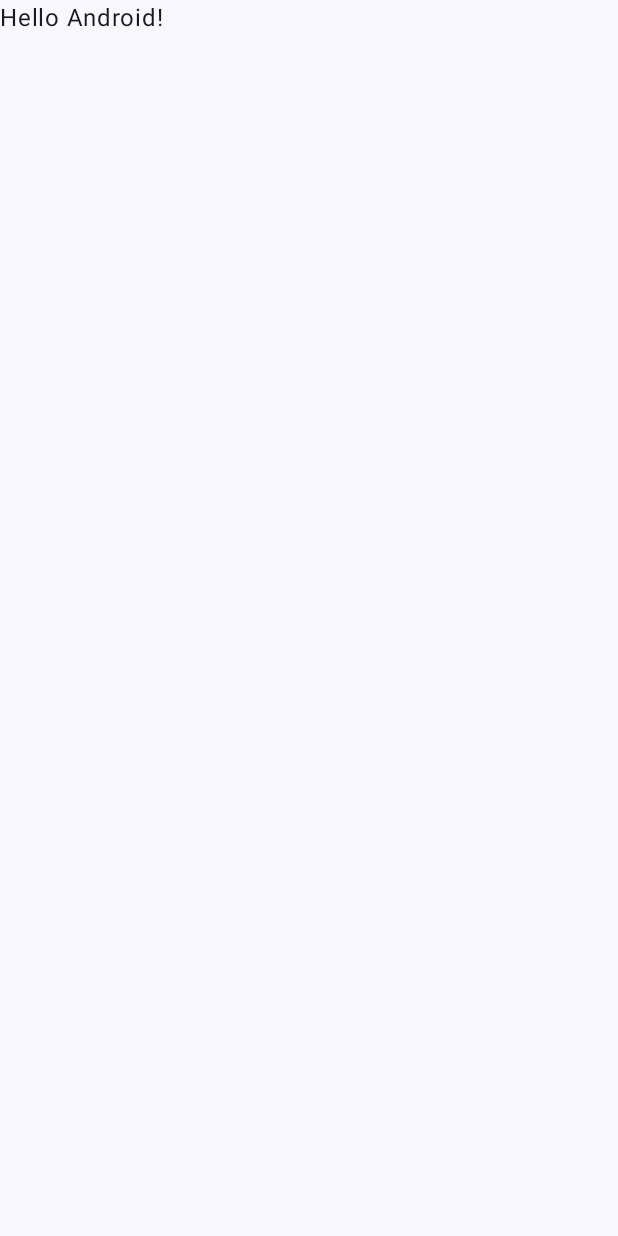
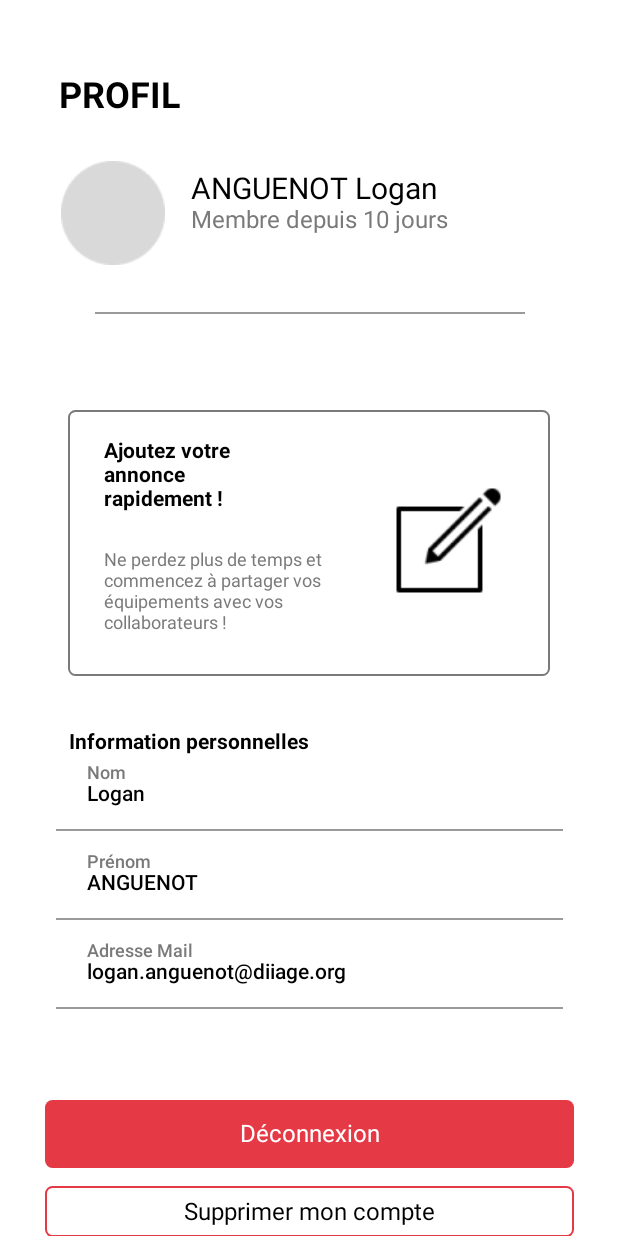
Before and after one commit to ColinSluck/bookit-mobile, an Android app built with Jetpack Compose: the screen it shows after launch (MainActivity), on a phone screen of 412 x 824 dp. Before the commit the screen is almost empty. Run offline under Robolectric (Android 15) with nearby library versions, the phone set to English and light mode, and no system bars.

Commit message:
ProfilView

```diff
--- a/app/build.gradle.kts
+++ b/app/build.gradle.kts
@@ -56,6 +56,8 @@ dependencies {
     implementation("androidx.compose.ui:ui-graphics")
     implementation("androidx.compose.ui:ui-tooling-preview")
     implementation("androidx.compose.material3:material3")
+    implementation("androidx.compose.ui:ui:1.3.3")
+    implementation("androidx.compose.material:material:1.3.1")
     testImplementation("junit:junit:4.13.2")
     androidTestImplementation("androidx.test.ext:junit:1.1.5")
     androidTestImplementation("androidx.test.espresso:espresso-core:3.5.1")
--- a/app/src/main/java/com/diiage/bookit/MainActivity.kt
+++ b/app/src/main/java/com/diiage/bookit/MainActivity.kt
@@ -1,5 +1,6 @@
 package com.diiage.bookit
 
+import android.content.pm.ActivityInfo
 import android.os.Bundle
 import androidx.activity.ComponentActivity
 import androidx.activity.compose.setContent
@@ -11,15 +12,17 @@ import androidx.compose.runtime.Composable
 import androidx.compose.ui.Modifier
 import androidx.compose.ui.tooling.preview.Preview
 import com.diiage.bookit.ui.theme.BookItTheme
+import com.diiage.bookit.ui.views.ProfilView
 
 class MainActivity : ComponentActivity() {
     override fun onCreate(savedInstanceState: Bundle?) {
         super.onCreate(savedInstanceState)
+        requestedOrientation = ActivityInfo.SCREEN_ORIENTATION_PORTRAIT
         setContent {
             BookItTheme {
                 // A surface container using the 'background' color from the theme
                 Surface(modifier = Modifier.fillMaxSize(), color = MaterialTheme.colorScheme.background) {
-                    Greeting("Android")
+                    ProfilView(role = "admin")
                 }
             }
         }
--- a/app/src/main/java/com/diiage/bookit/ui/composables/PersonalInformation.kt
+++ b/app/src/main/java/com/diiage/bookit/ui/composables/PersonalInformation.kt
@@ -4,6 +4,7 @@ import androidx.compose.foundation.background
 import androidx.compose.foundation.layout.Arrangement
 import androidx.compose.foundation.layout.Column
 import androidx.compose.foundation.layout.Row
+import androidx.compose.foundation.layout.fillMaxHeight
 import androidx.compose.foundation.layout.fillMaxWidth
 import androidx.compose.foundation.layout.height
 import androidx.compose.foundation.layout.padding
@@ -42,7 +43,7 @@ fun ValueText(value: String) {
             modifier = Modifier
                 .padding(horizontal = 58.dp)
                 .fillMaxWidth()
-                .height(15.dp),
+                .height(18.dp),
             style = TextStyle(
                 fontSize = 14.sp,
                 fontWeight = FontWeight(500),
@@ -110,5 +111,5 @@ fun PersonalInformation(lastnameValue: String, firstnameValue: String, emailValu
 @Preview
 @Composable
 fun PersonalInformationPreview() {
-    PersonalInformation(lastnameValue = "MARTIN", firstnameValue = "Lucas", emailValue = "lucas.martin@diiage.org")
+    PersonalInformation(lastnameValue = "ANGUENOT", firstnameValue = "Logan", emailValue = "logan.anguenot@diiage.org")
 }
--- a/app/src/main/java/com/diiage/bookit/ui/composables/ProfilHeader.kt
+++ b/app/src/main/java/com/diiage/bookit/ui/composables/ProfilHeader.kt
@@ -47,8 +47,7 @@ fun Line(leftValue: Int, topValue: Int, rightValue: Int, bottomValue: Int, width
 @Composable
 fun ProfilHeader(lastnameValue: String, firstnameValue: String, createdAccountValue: String) {
     Column(
-        Modifier
-            .background(color = Color(0xFFFFFFFF))
+        Modifier.background(color = Color(0xFFFFFFFF))
     ) {
         Row(
             Modifier
@@ -57,15 +56,18 @@ fun ProfilHeader(lastnameValue: String, firstnameValue: String, createdAccountVa
         ) {
             Text(
                 text = "PROFIL",
-                style = (TextStyle(
+                style = TextStyle(
                     fontSize = 24.sp,
                     fontWeight = FontWeight(700),
                     color = Color(0xFF000000),
-                ))
+                ),
+                modifier = Modifier.padding(start = 39.dp)
             )
         }
         Row(
-            Modifier.fillMaxWidth()
+            Modifier
+                .fillMaxWidth()
+                .padding(start = 39.dp)
         ) {
             Image(
                 painter = painterResource(id = R.drawable.ellipse8),
@@ -102,7 +104,7 @@ fun ProfilHeader(lastnameValue: String, firstnameValue: String, createdAccountVa
                 }
             }
         }
-        Line(leftValue = 8, topValue = 39, rightValue = 8, bottomValue = 28, widthValue = 305)
+        Line(leftValue = 63, topValue = 30, rightValue = 62, bottomValue = 28, widthValue = 305)
     }
 }
 
--- a/app/src/main/java/com/diiage/bookit/ui/composables/QuickAnnouncement.kt
+++ b/app/src/main/java/com/diiage/bookit/ui/composables/QuickAnnouncement.kt
@@ -1,5 +1,7 @@
 package com.diiage.bookit.ui.composables
 
+import android.widget.Toast
+import androidx.compose.foundation.BorderStroke
 import androidx.compose.foundation.Image
 import androidx.compose.foundation.background
 import androidx.compose.foundation.border
@@ -7,15 +9,20 @@ import androidx.compose.foundation.layout.Box
 import androidx.compose.foundation.layout.Column
 import androidx.compose.foundation.layout.Row
 import androidx.compose.foundation.layout.fillMaxHeight
+import androidx.compose.foundation.layout.fillMaxSize
+import androidx.compose.foundation.layout.fillMaxWidth
 import androidx.compose.foundation.layout.height
 import androidx.compose.foundation.layout.padding
 import androidx.compose.foundation.layout.width
 import androidx.compose.foundation.shape.RoundedCornerShape
+import androidx.compose.material3.Button
+import androidx.compose.material3.ButtonDefaults
 import androidx.compose.material3.Text
 import androidx.compose.runtime.Composable
 import androidx.compose.ui.Modifier
 import androidx.compose.ui.graphics.Color
 import androidx.compose.ui.layout.ContentScale
+import androidx.compose.ui.platform.LocalContext
 import androidx.compose.ui.res.painterResource
 import androidx.compose.ui.text.TextStyle
 import androidx.compose.ui.text.font.FontWeight
@@ -28,11 +35,18 @@ import com.diiage.bookit.R
 fun QuickAnnouncement() {
 
     Row(
-        Modifier
+    ) {
+        val context = LocalContext.current
+       Button(
+           onClick = {
+               Toast.makeText(context, "L'annonce a bien été crée!", Toast.LENGTH_SHORT).show()
+           },
+           modifier = Modifier
                .width(340.dp)
-            .height(177.dp)
-            .border(1.dp, Color(0xFF7A7A7A), RoundedCornerShape(5.dp))
-            .background(Color(0xFFFFFFFF))
+               .height(177.dp),
+           colors = ButtonDefaults.buttonColors(Color(0xFFFFFFFF)),
+           shape = RoundedCornerShape(5.dp),
+           border = BorderStroke(1.dp, Color(0xFF7A7A7A))
        ) {
            Box(
                Modifier
@@ -49,7 +63,7 @@ fun QuickAnnouncement() {
                            color = Color(0xFF000000),
                        ),
                        modifier = Modifier
-                            .padding(start = 26.dp, end = 79.dp, top = 21.dp)
+                           .padding(top = 11.dp, end = 79.dp)
                            .width(144.dp)
                            .height(63.dp)
 
@@ -63,7 +77,7 @@ fun QuickAnnouncement() {
                            color = Color(0xFF7A7A7A),
                        ),
                        modifier = Modifier
-                            .padding(start = 22.dp, end = 57.dp, top = 10.dp)
+                           .padding(top = 10.dp)
                            .width(170.dp)
                            .height(72.dp)
                    )
@@ -80,10 +94,11 @@ fun QuickAnnouncement() {
                    contentDescription = "image description",
                    contentScale = ContentScale.FillBounds,
                    modifier = Modifier
-                   .padding(end = 16.dp, top = 51.dp)
+                       .padding(start = 10.dp, end = 6.dp, top = 41.dp)
                        .width(75.dp)
                        .height(75.dp)
                )
+           }
        }
     }
 
--- /dev/null
+++ b/app/src/main/java/com/diiage/bookit/ui/views/ProfilView.kt
@@ -0,0 +1,72 @@
+package com.diiage.bookit.ui.views
+
+import androidx.compose.foundation.background
+import androidx.compose.foundation.layout.Arrangement
+import androidx.compose.foundation.layout.Box
+import androidx.compose.foundation.layout.Column
+import androidx.compose.foundation.layout.Row
+import androidx.compose.foundation.layout.height
+import androidx.compose.foundation.layout.padding
+import androidx.compose.material3.MaterialTheme
+import androidx.compose.runtime.Composable
+import androidx.compose.ui.Modifier
+import androidx.compose.ui.graphics.Color
+import androidx.compose.ui.tooling.preview.Preview
+import androidx.compose.ui.unit.dp
+import com.diiage.bookit.ui.composables.DeconnectionButton
+import com.diiage.bookit.ui.composables.DeleteProfilButton
+import com.diiage.bookit.ui.composables.PersonalInformation
+import com.diiage.bookit.ui.composables.ProfilHeader
+import com.diiage.bookit.ui.composables.QuickAnnouncement
+
+@Composable
+fun ProfilView(
+    role: String? = null
+) {
+    MaterialTheme{
+        Box(
+            Modifier.background(Color(0xFFFFFFFF))
+        ){
+            Column {
+                ProfilHeader(lastnameValue = "Logan", firstnameValue = "ANGUENOT", createdAccountValue = "2023-09-05T07:15:58.774737")
+                role?.let{
+                    Row(
+                        modifier = Modifier
+                            .padding(horizontal = 45.dp, vertical = 36.dp),
+                        horizontalArrangement = Arrangement.Center
+                    ){
+                        QuickAnnouncement()
+                    }
+                }
+                PersonalInformation(lastnameValue = "Logan", firstnameValue = "ANGUENOT", emailValue = "logan.anguenot@diiage.org")
+                Column(
+                    Modifier
+                        .height(396.dp)
+                        .background(Color(0xFFFFFFFF))
+                ){
+                    Row(
+                        modifier = Modifier.padding(start = 30.dp, end = 29.dp, top = if (role !=null) 47.dp else 270.dp),
+                        horizontalArrangement = Arrangement.Center
+                    ){
+                        DeconnectionButton()
+                    }
+                    Row(
+                        modifier = Modifier.padding(start = 30.dp, top = 11.dp, end = 29.dp),
+                        horizontalArrangement = Arrangement.Center
+                    ){
+                        DeleteProfilButton()
+                    }
+
+                }
+            }
+        }
+    }
+}
+
+@Preview
+@Composable
+fun ProfilViewPreview() {
+    ProfilView(
+        role = "admin"
+    )
+}
--- a/build.gradle.kts
+++ b/build.gradle.kts
@@ -1,5 +1,5 @@
 // Top-level build file where you can add configuration options common to all sub-projects/modules.
 plugins {
-    id("com.android.application") version "8.0.0" apply false
+    id("com.android.application") version "8.1.1" apply false
     id("org.jetbrains.kotlin.android") version "1.8.10" apply false
 }
```
Also changed, not shown: app/src/main/java/com/diiage/bookit/ui/composables/DeleteProfilButton.kt (+6 -6 lines). Lines whose indentation alone changed are shown as unchanged.
